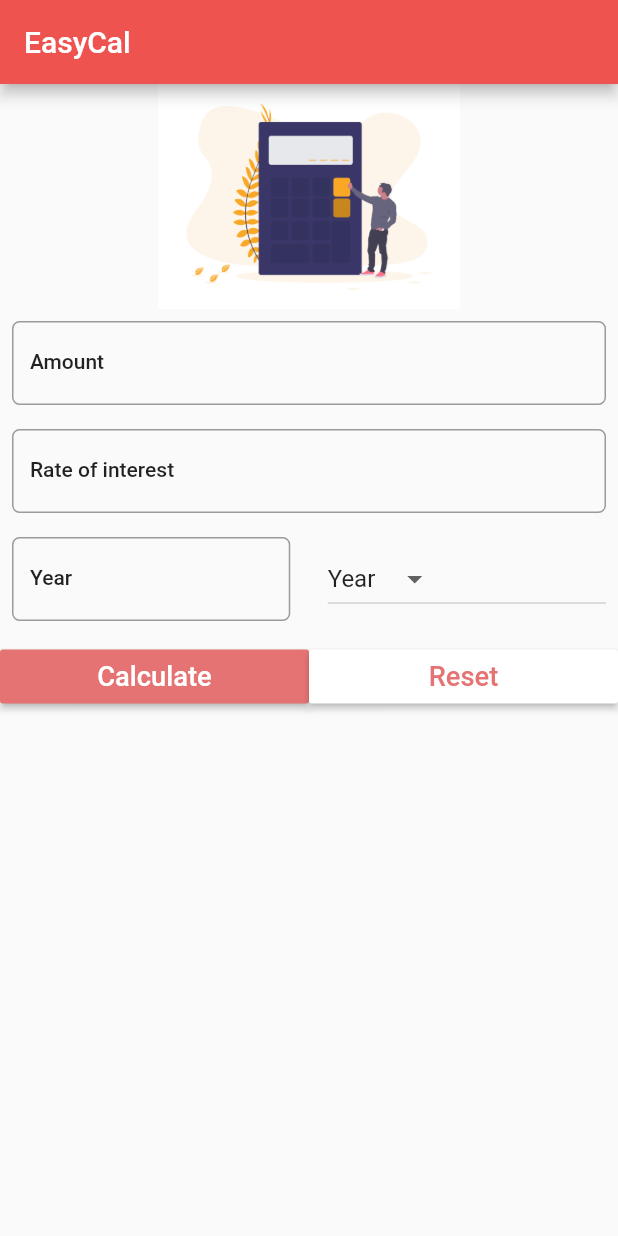
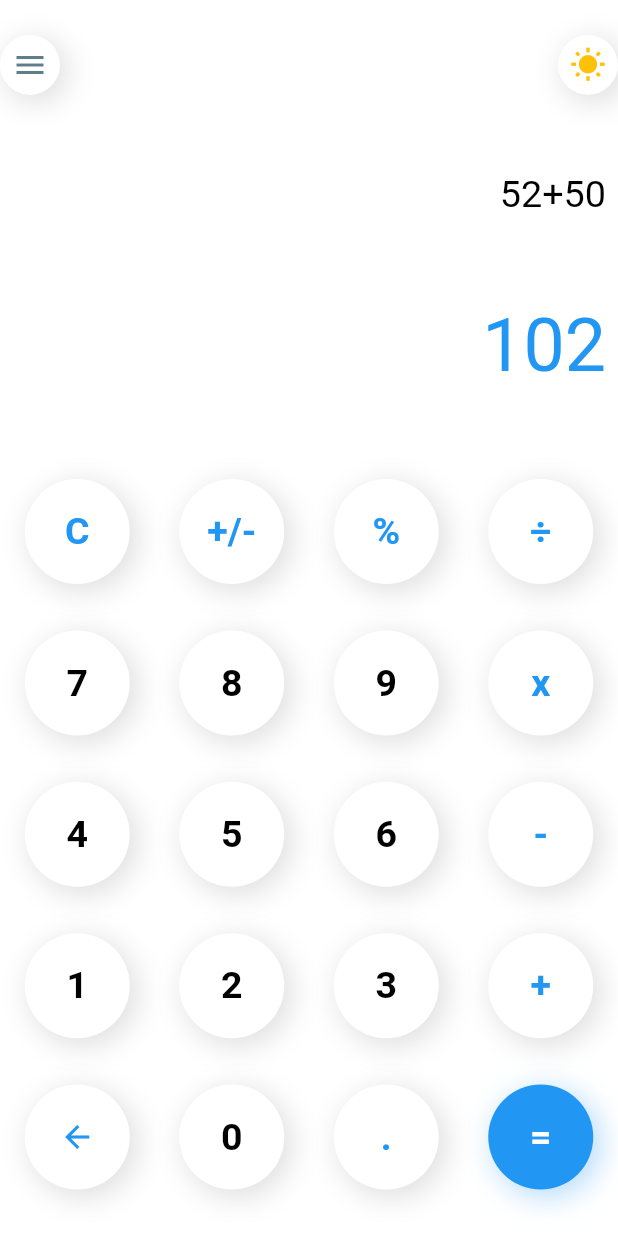
Before and after one commit to Haris2032/si_calulator, a Flutter app: the screen it shows after launch, on a phone screen of 412 x 824 dp. Run offline on Flutter 3.47's test engine with Material 2 defaults, Android fonts, the phone set to English and light mode, and no system bars; missing offline and left inert: firebase_admob; accounts and stored records are empty.

Commit message:
Create material calculator design

```diff
--- a/lib/data/data.dart
+++ b/lib/data/data.dart
@@ -1,8 +1,18 @@
 import 'package:flutter/material.dart';
 
 class Data {
-   Data._();
+  Data._();
 
-   static List<String> periodOfTime = ['Year', 'Month', 'Days'];
-   static const String image = "images/calculator.png";
+  static List<String> periodOfTime = ['Year', 'Month', 'Days'];
+  static const String image = "images/calculator.png";
 }
+
+final primaryBgColor = Colors.white;
+final primaryButtonColor = Colors.white;
+final primaryIconColor = Colors.black;
+final secondaryIconColor = Colors.blue;
+final primaryShadowColor = Colors.white;
+final secondaryShadowColor = Colors.grey[300];
+
+final dayColor = Colors.amber;
+final nightColor = Colors.blueGrey;
--- a/lib/main.dart
+++ b/lib/main.dart
@@ -1,11 +1,13 @@
 import 'package:flutter/material.dart';
-import 'package:si_calulator/pages/simple_intrest.dart';
+import 'package:si_calulator/pages/material_calculator.dart';
+// import 'package:si_calulator/pages/simple_intrest.dart';
 
 void main() {
   runApp(
     MaterialApp(
       title: "EasyCal",
-      home: SimpleIntrest(),
+      home: MaterialCalculator(),
+      debugShowCheckedModeBanner: false,
       theme: ThemeData(
         primaryColor: Colors.red[400],
         accentColor: Colors.red[300],
--- /dev/null
+++ b/lib/pages/material_calculator.dart
@@ -0,0 +1,251 @@
+import 'package:flutter/material.dart';
+import 'package:si_calulator/widget/calc_buttons.dart';
+
+import '../data/data.dart';
+import '../data/data.dart';
+import '../data/data.dart';
+import '../data/data.dart';
+
+class MaterialCalculator extends StatefulWidget {
+  @override
+  _MaterialCalculatorState createState() => _MaterialCalculatorState();
+}
+
+class _MaterialCalculatorState extends State<MaterialCalculator> {
+  var valueEntered, answer;
+
+  @override
+  void initState() {
+    super.initState();
+    valueEntered = "52+50";
+    answer = "102";
+  }
+
+  @override
+  Widget build(BuildContext context) {
+    final height = MediaQuery.of(context).size.height;
+    final width = MediaQuery.of(context).size.width;
+    return Scaffold(
+      backgroundColor: primaryBgColor,
+      body: Column(
+        children: <Widget>[
+          Container(
+            height: height * 0.35,
+            child: Column(
+              children: <Widget>[
+                Container(
+                  height: height * 0.35 * 0.30,
+                  width: width,
+                  child: Row(
+                    mainAxisAlignment: MainAxisAlignment.spaceBetween,
+                    children: <Widget>[
+                      MaterialShadowButton(
+                        child: Icons.menu,
+                        childColor: nightColor,
+                        primaryShadowColor: primaryShadowColor,
+                        secondaryShadowColor: secondaryShadowColor,
+                        buttonBgColor: primaryButtonColor,
+                        height: 40.0,
+                        width: 40.0,
+                      ),
+                      MaterialShadowButton(
+                          child: Icons.wb_sunny,
+                          height: 40.0,
+                          width: 40.0,
+                          childColor: dayColor,
+                          primaryShadowColor: primaryShadowColor,
+                          secondaryShadowColor: secondaryShadowColor,
+                          buttonBgColor: primaryButtonColor),
+                    ],
+                  ),
+                ),
+                Container(
+                  margin: EdgeInsets.only(right: 8.0),
+                  height: height * 0.35 * 0.30,
+                  width: width,
+                  child: Align(
+                    alignment: Alignment.centerRight,
+                    child: Text(
+                      valueEntered.toString(),
+                      textAlign: TextAlign.left,
+                      textScaleFactor: 1.8,
+                      style: TextStyle(color:primaryIconColor),
+                    ),
+                  ),
+                ),
+                Container(
+                  margin: EdgeInsets.only(right: 8.0),
+                  height: height * 0.35 * 0.40,
+                  width: width,
+                  child: Align(
+                    alignment: Alignment.centerRight,
+                    child: Text(
+                      answer.toString(),
+                      textScaleFactor: 3.5,
+                      style: TextStyle(color: secondaryIconColor),
+                    ),
+                  ),
+                ),
+              ],
+            ),
+          ),
+          Expanded(
+            child: Container(
+              child: Column(
+                mainAxisAlignment: MainAxisAlignment.spaceEvenly,
+                children: <Widget>[
+                  Row(
+                    mainAxisAlignment: MainAxisAlignment.spaceAround,
+                    children: <Widget>[
+                      MaterialShadowButton(
+                          child: "C",
+                          childColor: secondaryIconColor,
+                          primaryShadowColor: primaryShadowColor,
+                          secondaryShadowColor: secondaryShadowColor,
+                          buttonBgColor: primaryButtonColor),
+                      MaterialShadowButton(
+                          child: "+/-",
+                          childColor: secondaryIconColor,
+                          primaryShadowColor: primaryShadowColor,
+                          secondaryShadowColor: secondaryShadowColor,
+                          buttonBgColor: primaryButtonColor),
+                      MaterialShadowButton(
+                          child: "%",
+                          childColor: secondaryIconColor,
+                          primaryShadowColor: primaryShadowColor,
+                          secondaryShadowColor: secondaryShadowColor,
+                          buttonBgColor: primaryButtonColor),
+                      MaterialShadowButton(
+                          child: "÷",
+                          childColor: secondaryIconColor,
+                          primaryShadowColor: primaryShadowColor,
+                          secondaryShadowColor: secondaryShadowColor,
+                          buttonBgColor: primaryButtonColor)
+                    ],
+                  ),
+                  Row(
+                    mainAxisAlignment: MainAxisAlignment.spaceAround,
+                    children: <Widget>[
+                      MaterialShadowButton(
+                          child: 7,
+                          childColor: primaryIconColor,
+                          primaryShadowColor: primaryShadowColor,
+                          secondaryShadowColor: secondaryShadowColor,
+                          buttonBgColor: primaryButtonColor),
+                      MaterialShadowButton(
+                        child: 8,
+                        childColor: primaryIconColor,
+                        primaryShadowColor: primaryShadowColor,
+                        secondaryShadowColor: secondaryShadowColor,
+                        buttonBgColor: primaryButtonColor,
+                      ),
+                      MaterialShadowButton(
+                          child: 9,
+                          childColor: primaryIconColor,
+                          primaryShadowColor: primaryShadowColor,
+                          secondaryShadowColor: secondaryShadowColor,
+                          buttonBgColor: primaryButtonColor),
+                      MaterialShadowButton(
+                          child: "x",
+                          childColor: secondaryIconColor,
+                          primaryShadowColor: primaryShadowColor,
+                          secondaryShadowColor: secondaryShadowColor,
+                          buttonBgColor: primaryButtonColor)
+                    ],
+                  ),
+                  Row(
+                    mainAxisAlignment: MainAxisAlignment.spaceAround,
+                    children: <Widget>[
+                      MaterialShadowButton(
+                          child: 4,
+                          childColor: primaryIconColor,
+                          primaryShadowColor: primaryShadowColor,
+                          secondaryShadowColor: secondaryShadowColor,
+                          buttonBgColor: primaryButtonColor),
+                      MaterialShadowButton(
+                          child: 5,
+                          childColor: primaryIconColor,
+                          primaryShadowColor: primaryShadowColor,
+                          secondaryShadowColor: secondaryShadowColor,
+                          buttonBgColor: primaryButtonColor),
+                      MaterialShadowButton(
+                          child: 6,
+                          childColor: primaryIconColor,
+                          primaryShadowColor: primaryShadowColor,
+                          secondaryShadowColor: secondaryShadowColor,
+                          buttonBgColor: primaryButtonColor),
+                      MaterialShadowButton(
+                          child: "-",
+                          childColor: secondaryIconColor,
+                          primaryShadowColor: primaryShadowColor,
+                          secondaryShadowColor: secondaryShadowColor,
+                          buttonBgColor: primaryButtonColor)
+                    ],
+                  ),
+                  Row(
+                    mainAxisAlignment: MainAxisAlignment.spaceAround,
+                    children: <Widget>[
+                      MaterialShadowButton(
+                          child: 1,
+                          childColor: primaryIconColor,
+                          primaryShadowColor: primaryShadowColor,
+                          secondaryShadowColor: secondaryShadowColor,
+                          buttonBgColor: primaryButtonColor),
+                      MaterialShadowButton(
+                          child: 2,
+                          childColor: primaryIconColor,
+                          primaryShadowColor: primaryShadowColor,
+                          secondaryShadowColor: secondaryShadowColor,
+                          buttonBgColor: primaryButtonColor),
+                      MaterialShadowButton(
+                          child: 3,
+                          childColor: primaryIconColor,
+                          primaryShadowColor: primaryShadowColor,
+                          secondaryShadowColor: secondaryShadowColor,
+                          buttonBgColor: primaryButtonColor),
+                      MaterialShadowButton(
+                          child: "+",
+                          childColor: secondaryIconColor,
+                          primaryShadowColor: primaryShadowColor,
+                          secondaryShadowColor: secondaryShadowColor,
+                          buttonBgColor: primaryButtonColor)
+                    ],
+                  ),
+                  Row(
+                    mainAxisAlignment: MainAxisAlignment.spaceAround,
+                    children: <Widget>[
+                      MaterialShadowButton(
+                          child: Icons.arrow_back,
+                          childColor: secondaryIconColor,
+                          primaryShadowColor: primaryShadowColor,
+                          secondaryShadowColor: secondaryShadowColor,
+                          buttonBgColor: primaryButtonColor),
+                      MaterialShadowButton(
+                          child: 0,
+                          childColor: primaryIconColor,
+                          primaryShadowColor: primaryShadowColor,
+                          secondaryShadowColor: secondaryShadowColor,
+                          buttonBgColor: primaryButtonColor),
+                      MaterialShadowButton(
+                          child: ".",
+                          childColor: secondaryIconColor,
+                          primaryShadowColor: primaryShadowColor,
+                          secondaryShadowColor: secondaryShadowColor,
+                          buttonBgColor: primaryButtonColor),
+                      MaterialShadowButton(
+                          child: "=",
+                          childColor: Colors.white,
+                          primaryShadowColor: primaryShadowColor,
+                          secondaryShadowColor: Colors.blue[100],
+                          buttonBgColor: Colors.blue)
+                    ],
+                  ),
+                ],
+              ),
+            ),
+          )
+        ],
+      ),
+    );
+  }
+}
--- /dev/null
+++ b/lib/widget/calc_buttons.dart
@@ -0,0 +1,69 @@
+import 'package:flutter/material.dart';
+
+class MaterialShadowButton extends StatefulWidget {
+  final child,
+      childColor,
+      buttonBgColor,
+      primaryShadowColor,
+      secondaryShadowColor,
+      height,
+      width;
+
+  const MaterialShadowButton(
+      {Key key,
+      @required this.child,
+      @required this.childColor,
+      @required this.buttonBgColor,
+      @required this.primaryShadowColor,
+      @required this.secondaryShadowColor,
+      this.height = 70.0,
+      this.width = 70.0})
+      : super(key: key);
+
+  @override
+  _MaterialShadowButtonState createState() => _MaterialShadowButtonState();
+}
+
+class _MaterialShadowButtonState extends State<MaterialShadowButton> {
+  @override
+  Widget build(BuildContext context) {
+    return GestureDetector(
+      onTap: () {
+        print(widget.child);
+      },
+      child: Container(
+        height: widget.height,
+        width: widget.width,
+        child: Center(
+          child: widget.child.runtimeType != IconData
+              ? Text(
+                  widget.child.toString(),
+                  style: TextStyle(
+                      color: widget.childColor,
+                      fontSize: 25.0,
+                      fontWeight: FontWeight.bold),
+                )
+              : Icon(
+                  widget.child,
+                  color: widget.childColor,
+                ),
+        ),
+        decoration: BoxDecoration(
+            color: widget.buttonBgColor,
+            shape: BoxShape.circle,
+            boxShadow: [
+              BoxShadow(
+                  color: widget.primaryShadowColor,
+                  offset: Offset(-4.0, -4.0),
+                  blurRadius: 10.0,
+                  spreadRadius: 1),
+              BoxShadow(
+                  color: widget.secondaryShadowColor,
+                  offset: Offset(4.0, 4.0),
+                  blurRadius: 15.0,
+                  spreadRadius: 1.5),
+            ]),
+      ),
+    );
+  }
+}
```
Also changed, not shown: 1 other file.
